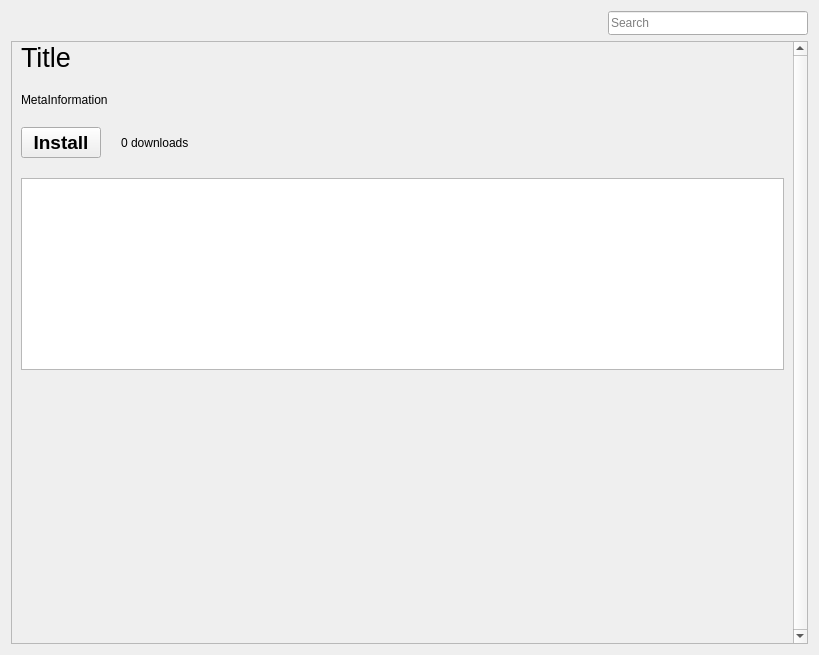
This is BaseClient/Source/PageExtraWidget.ui in WorksAhead/Base as Qt 5 draws it before an edit. The edited form follows.
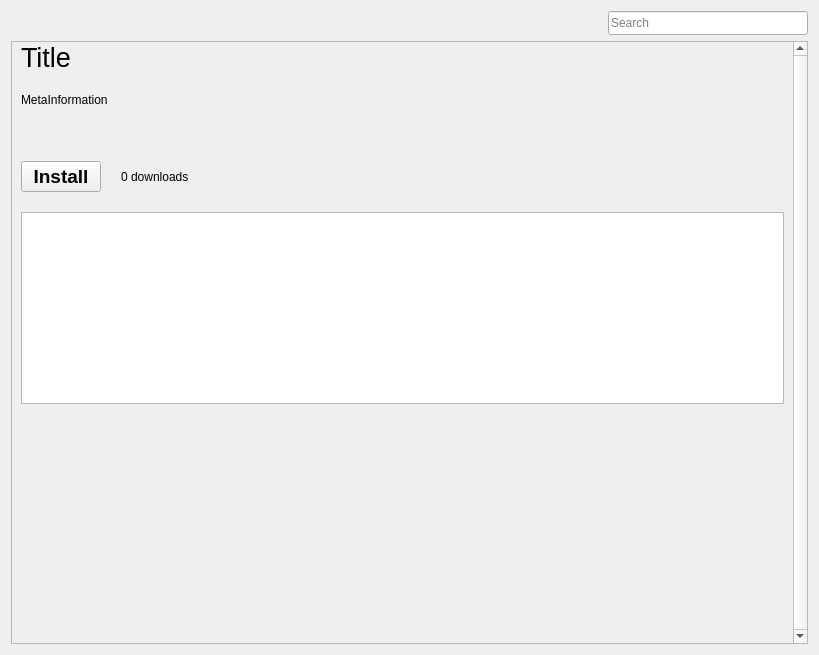
This is the edited form. The open tabs and pages were chosen to show the change. Icons and pictures are not drawn. Custom widgets are drawn as their Qt base class.

Commit message: Extra 增加了版本功能。 Extra 管理界面增加了列表过滤器和改变状态功能。 Extra 服务器端延迟删除功能。 修复了 Extra 介绍中不能正常显示 Emoji 表情的 bug。

Diff of the .ui file:
```diff
--- a/BaseClient/Source/PageExtraWidget.ui
+++ b/BaseClient/Source/PageExtraWidget.ui
@@ -198,7 +198,7 @@
             <height>603</height>
            </rect>
           </property>
-          <layout class="QVBoxLayout" name="verticalLayout_2" stretch="0,0,0,0,0,0,1">
+          <layout class="QVBoxLayout" name="verticalLayout_2" stretch="0,0,0,0,0,0,0,1">
            <property name="spacing">
             <number>20</number>
            </property>
@@ -239,6 +239,19 @@
              </property>
             </widget>
            </item>
+           <item>
+            <widget class="QLabel" name="versionInfoLabel">
+             <property name="textFormat">
+              <enum>Qt::RichText</enum>
+             </property>
+             <property name="alignment">
+              <set>Qt::AlignLeading|Qt::AlignLeft|Qt::AlignTop</set>
+             </property>
+             <property name="wordWrap">
+              <bool>true</bool>
+             </property>
+            </widget>
+           </item>
            <item>
             <layout class="QHBoxLayout" name="horizontalLayout_4">
              <item>
```
The commit also changes 18 other files.
